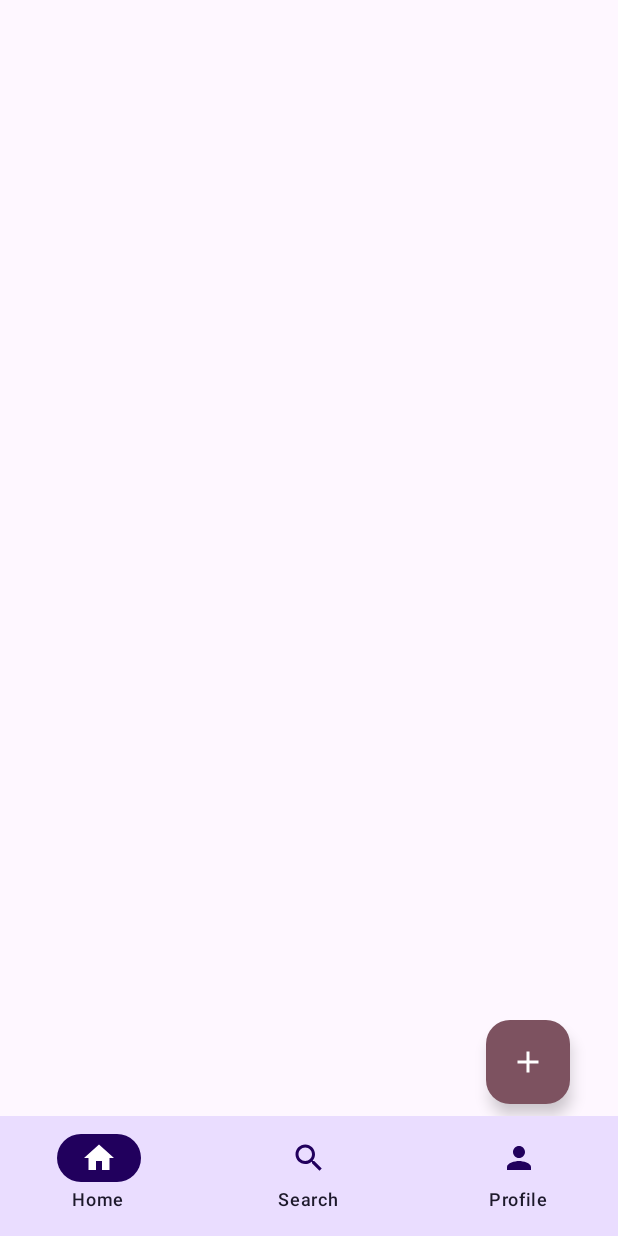
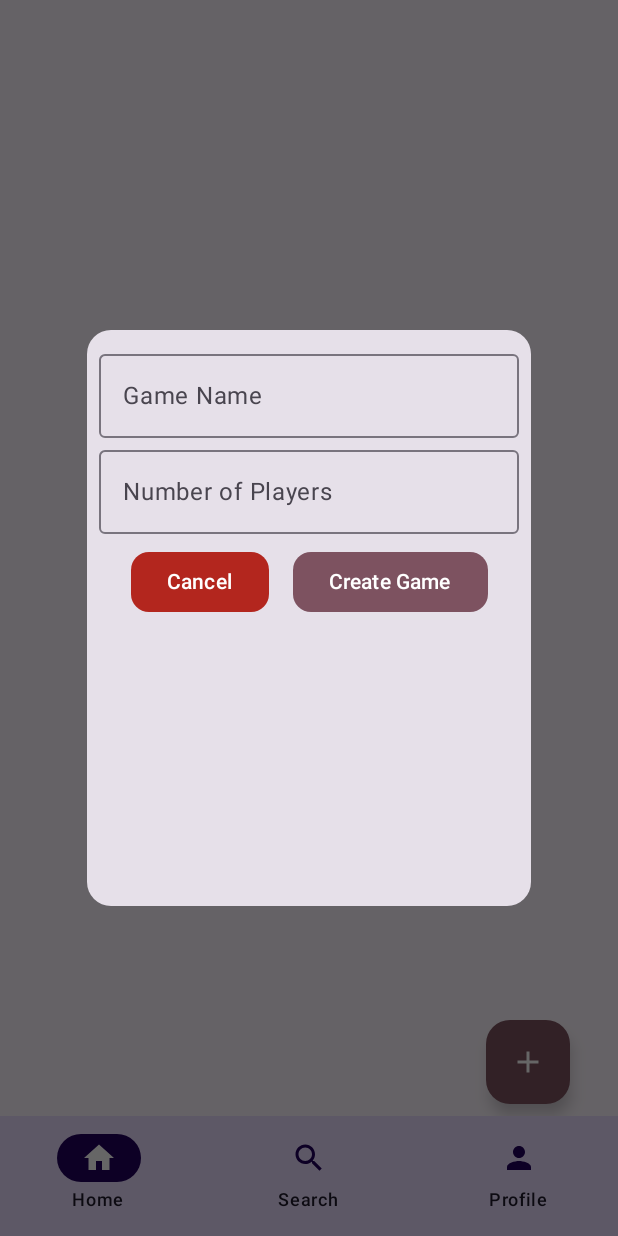
Before and after one commit to SaltyPineapple/Material3Testing, an Android app built with Jetpack Compose: the screen it shows after launch (MainActivity), after a tap on "Start a new game", on a phone screen of 412 x 824 dp. Run offline under Robolectric (Android 15) with nearby library versions, the phone set to English and light mode, and no system bars; our stand-ins replace Firebase (no records; nobody signed in at launch, a user with empty details on screens opened directly).

Commit message:
Open dialog for game creation

```diff
--- a/app/src/main/AndroidManifest.xml
+++ b/app/src/main/AndroidManifest.xml
@@ -11,11 +11,6 @@
         android:supportsRtl="true"
         android:theme="@style/Theme.Material3Testing"
         tools:targetApi="31" >
-        <activity
-            android:name=".GameCreationActivity"
-            android:exported="false"
-            android:label="@string/title_activity_game_creation"
-            android:theme="@style/Theme.Material3Testing" />
         <activity
             android:name=".SignInActivity"
             android:exported="false"
--- a/app/src/main/java/com/learn/material3testing/ui/components/data/services/StorageService.kt
+++ b/app/src/main/java/com/learn/material3testing/ui/components/data/services/StorageService.kt
@@ -17,15 +17,15 @@ import kotlinx.coroutines.tasks.await
 class StorageService : IStorageService  {
 
     override val games: Flow<List<Game>>
-        get() = FirebaseFirestore.getInstance().collection(GAME_COLLECTION)
+        get() = FirebaseFirestore.getInstance().collection(GAMESJR_COLLECTION)
             .whereEqualTo("userId", Firebase.auth.currentUser?.uid)
             .dataObjects()
 
     override suspend fun getGame(gameId: String) : Game? =
-        FirebaseFirestore.getInstance().collection(GAME_COLLECTION).document(gameId).get().await().toObject<Game>()
+        FirebaseFirestore.getInstance().collection(GAMESJR_COLLECTION).document(gameId).get().await().toObject<Game>()
 
     override suspend fun createGame(game: Game) {
-        FirebaseFirestore.getInstance().collection(GAME_COLLECTION)
+        FirebaseFirestore.getInstance().collection(GAMESJR_COLLECTION)
             .add(game)
             .addOnSuccessListener { documentReference ->
                 Log.d(TAG, "DocumentSnapshot written with ID: ${documentReference.id}")
@@ -40,7 +40,7 @@ class StorageService : IStorageService  {
     }
 
     override suspend fun deleteGame(gameId: String) {
-        FirebaseFirestore.getInstance().collection(GAME_COLLECTION)
+        FirebaseFirestore.getInstance().collection(GAMESJR_COLLECTION)
             .document(gameId)
             .delete()
             .addOnSuccessListener { Log.d(TAG, "DocumentSnapshot with ID $gameId successfully deleted!") }
@@ -49,6 +49,7 @@ class StorageService : IStorageService  {
 
     companion object {
         private const val GAME_COLLECTION = "games"
+        private const val GAMESJR_COLLECTION = "gamesJr"
         private const val TAG = "StorageService"
     }
 }
--- a/app/src/main/java/com/learn/material3testing/ui/screens/Screens.kt
+++ b/app/src/main/java/com/learn/material3testing/ui/screens/Screens.kt
@@ -1,19 +1,16 @@
 package com.learn.material3testing.ui.screens
 
-import android.content.Intent
-import android.widget.Toast
 import androidx.compose.foundation.layout.Column
 import androidx.compose.foundation.layout.Row
-import androidx.compose.foundation.layout.fillMaxWidth
 import androidx.compose.foundation.layout.height
 import androidx.compose.foundation.layout.padding
 import androidx.compose.foundation.layout.size
 import androidx.compose.foundation.shape.RoundedCornerShape
 import androidx.compose.material.icons.Icons
 import androidx.compose.material.icons.filled.Add
-import androidx.compose.material3.AlertDialog
+import androidx.compose.material3.Button
+import androidx.compose.material3.ButtonDefaults
 import androidx.compose.material3.Card
-import androidx.compose.material3.ExperimentalMaterial3Api
 import androidx.compose.material3.FabPosition
 import androidx.compose.material3.FloatingActionButton
 import androidx.compose.material3.Icon
@@ -22,42 +19,37 @@ import androidx.compose.material3.OutlinedTextField
 import androidx.compose.material3.SnackbarHost
 import androidx.compose.material3.SnackbarHostState
 import androidx.compose.material3.Text
-import androidx.compose.material3.TextButton
 import androidx.compose.runtime.Composable
 import androidx.compose.runtime.collectAsState
 import androidx.compose.runtime.getValue
 import androidx.compose.runtime.mutableStateOf
 import androidx.compose.runtime.remember
 import androidx.compose.runtime.setValue
+import androidx.compose.ui.Alignment
 import androidx.compose.ui.Modifier
-import androidx.compose.ui.platform.LocalContext
+import androidx.compose.ui.tooling.preview.Preview
 import androidx.compose.ui.unit.dp
 import androidx.compose.ui.window.Dialog
 import com.google.firebase.Timestamp
 import com.google.firebase.auth.ktx.auth
 import com.google.firebase.ktx.Firebase
-import com.google.type.DateTime
-import com.learn.material3testing.GameCreationActivity
 import com.learn.material3testing.R
-import com.learn.material3testing.SignInActivity
 import com.learn.material3testing.ui.components.GameCards
 import com.learn.material3testing.ui.components.MaterialScaffold
 import com.learn.material3testing.ui.components.business.GameService
 import com.learn.material3testing.ui.components.data.Game
 import com.learn.material3testing.ui.components.data.services.StorageService
+import com.learn.material3testing.ui.theme.Material3TestingTheme
 
 @Composable
 fun Home(){
     val snackbarHostState = remember { SnackbarHostState() }
+    val openDialog = remember { mutableStateOf(false) }
     MaterialScaffold(
         floatingActionButton = {
-            val context = LocalContext.current
             FloatingActionButton(
                 onClick = {
-                    Toast.makeText(context, "Creating a new game", Toast.LENGTH_SHORT).show()
-                    GameCreationDialog()
-//                    val intent = Intent(context, GameCreationActivity::class.java)
-//                    context.startActivity(intent)
+                    openDialog.value = true
                 },
                 modifier = Modifier.padding(end = 16.dp, bottom = 72.dp),
                 containerColor = MaterialTheme.colorScheme.tertiary,
@@ -78,66 +70,79 @@ fun Home(){
         val gamesFlow = StorageService().games
         val games = gamesFlow.collectAsState(emptyList())
         GameCards(gameCollection = games.value, modifier = Modifier.padding(paddingValues), snackbarHost = snackbarHostState)
-    }
-
-}
-
-@Composable
-fun GameCreationDialog() {
-    val openDialog = remember { mutableStateOf(false) }
         when {
             openDialog.value -> {
-            CreateGameAlertDialog(
+                GameAlertDialog(
                     onDismissRequest = { openDialog.value = false },
                     onConfirmation = { openDialog.value = false }
                 )
             }
         }
     }
+}
 
 @Composable
-fun CreateGameAlertDialog(
+fun GameAlertDialog(
     onDismissRequest: () -> Unit,
     onConfirmation: () -> Unit,
 ) {
     var gameName by remember { mutableStateOf("") }
-    var numberPlayers by remember { mutableStateOf(0) }
+    var numberPlayers by remember { mutableStateOf("") }
     Dialog(onDismissRequest = onDismissRequest) {
        Card (
            modifier = Modifier
-               .fillMaxWidth()
-               .height(375.dp)
-               .padding(16.dp),
+               .height(400.dp)
+               .padding(8.dp),
            shape = RoundedCornerShape(16.dp),
        ) {
-           Column {
+           Column(
+               modifier = Modifier
+                   .padding(8.dp),
+               horizontalAlignment = Alignment.CenterHorizontally
+           ) {
                OutlinedTextField(
                    value = gameName,
                    onValueChange = { gameName = it },
-                   label = { Text("Game Name") }
+                   label = { Text("Game Name") },
+                   placeholder = { Text(text = "New Game with the Smith's") }
                )
                OutlinedTextField(
-                   value = numberPlayers.toString(),
-                   onValueChange = { numberPlayers = it.toInt() },
-                   label = { Text("Number of Players") }
+                   value = numberPlayers,
+                   onValueChange = { numberPlayers = it },
+                   label = { Text("Number of Players") },
+                   placeholder = { Text(text = "15") }
                )
                Row {
-                   TextButton(onClick = { onDismissRequest() }) {
-                       Text(text = "Cancel")
+                   Button(
+                       modifier = Modifier.padding(8.dp),
+                       shape = RoundedCornerShape(12.dp),
+                       colors = ButtonDefaults.buttonColors(containerColor = MaterialTheme.colorScheme.error ),
+                       onClick = { onDismissRequest() }
+                   ) {
+                       Text(
+                           color = MaterialTheme.colorScheme.onError,
+                           text = "Cancel"
+                       )
                    }
-                   TextButton(onClick = {
+                   Button(
+                       modifier = Modifier.padding(8.dp),
+                       shape = RoundedCornerShape(12.dp),
+                       colors = ButtonDefaults.buttonColors(containerColor = MaterialTheme.colorScheme.tertiary),
+                       onClick = {
                        GameService().createGame(
                            game = Game(
                                imageIconUrl = R.drawable.placeholder,
                                name = gameName,
-                               players = numberPlayers,
+                               players = numberPlayers.toInt(),
                                userId = Firebase.auth.currentUser?.uid,
                                dateCreated = Timestamp.now()
                            )
                        )
                        onConfirmation()
                    }) {
-                       Text(text = "Create Game")
+                       Text(
+                           color = MaterialTheme.colorScheme.onTertiary,
+                           text = "Create Game")
                    }
                }
            }
@@ -160,3 +165,23 @@ fun Profile(){
         SignInForm(modifier = Modifier.padding(paddingValues))
     }
 }
+
+@Preview
+@Composable
+fun GameCreationDialogPreviewDark(){
+    Material3TestingTheme(darkTheme = true) {
+        GameAlertDialog(
+            onDismissRequest = {},
+            onConfirmation = {},)
+    }
+}
+
+@Preview
+@Composable
+fun GameCreationDialogPreviewLight(){
+    Material3TestingTheme(darkTheme = false) {
+        GameAlertDialog(
+            onDismissRequest = {},
+            onConfirmation = {},)
+    }
+}
```
Also changed, not shown: app/src/main/java/com/learn/material3testing/GameCreationActivity.kt (deleted, +0 -67 lines). Lines whose indentation alone changed are shown as unchanged.
